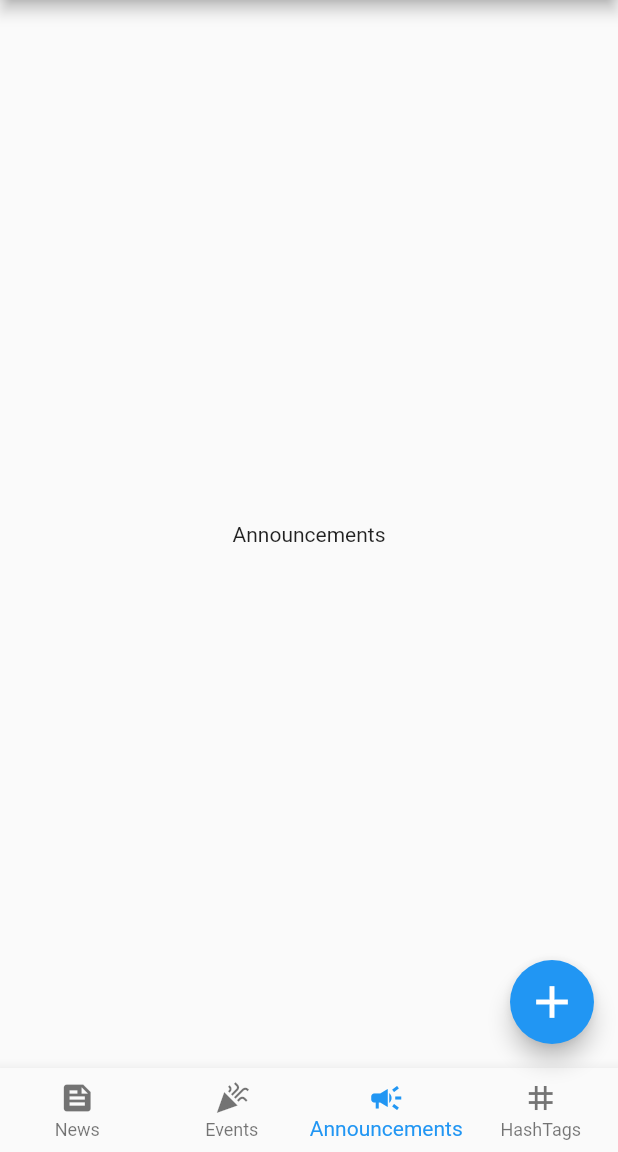
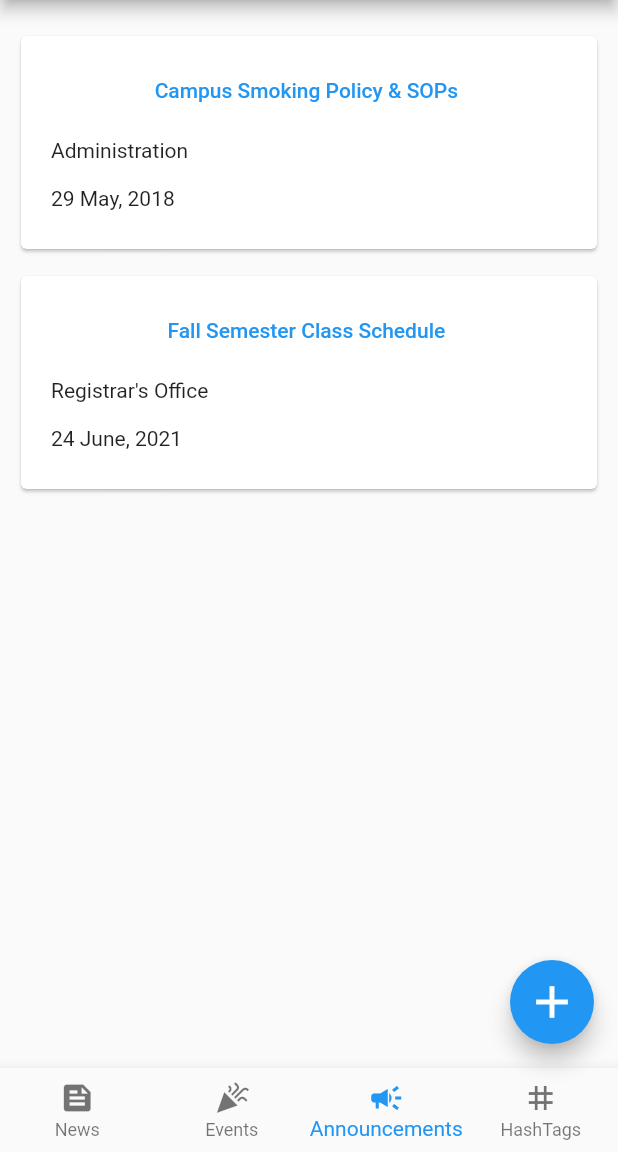
Before and after one commit to uzair9/campus-connect, a Flutter app: the Home screen opened by its route, item 3 of the bottom bar chosen, on a phone screen of 412 x 824 dp, the part 84-1236 px from its top. Run offline on Flutter 3.47's test engine with Material 2 defaults, Android fonts, the phone set to English and light mode, and no system bars; our stand-ins replace flutter_spinkit.

Commit message:
splash + all-posts + single-posts + circleAvatars( )

```diff
--- a/lib/db/local_db.dart
+++ b/lib/db/local_db.dart
@@ -8,28 +8,77 @@ Map database = {
 				'password': '1234'
 			}
 		},
+
 		'news': [
 			{
+				'id': 0,
 				'title': 'LUMS Appoints New Vice Chancellor',
-				'body': 'Prior to his current role as Vice Chancellor LUMS, Dr. Arshad Ahmad served as Vice Provost, Teaching and Learning, and Director of the MacPherson Institute at McMaster University in Canada. He is also Chair of Teaching and Learning Canada, former President of Society for Teaching and Learning in Higher Education and former Vice President of International Consortium of Educational Developers. Dr. Ahmad completed his MBA and later PhD in Educational Psychology at McGill University, won a lifetime 3M National Teaching Fellowship in 1992 and was a professor of finance at Concordia and McMaster Universities. His research interests are in student evaluations of teaching, approaches to teaching, teaching philosophies and student partnerships.',
+				'body': 'Prior to his current role as Vice Chancellor LUMS, Dr. Arshad Ahmad served as Vice Provost, Teaching and Learning, and Director of the MacPherson Institute at McMaster University in Canada. He is also Chair of Teaching and Learning Canada, former President of Society for Teaching and Learning in Higher Education and former Vice President of International Consortium of Educational Developers. Dr. Ahmad completed his MBA and later PhD in Educational Psychology at McGill University, won a lifetime 3M National Teaching Fellowship in 1992 and was a professor of finance at Concordia and McMaster Universities. His research interests are in student evaluations of teaching, approaches to teaching, teaching philosophies and student partnerships',
 				'author': 'LUMS Administration',
 				'date': 'July 11, 2021'
 			},
 			{
+				'id': 1,
 				'title': 'LUMS Facebook Innovation Labs',
 				'body': 'Welcome to Facebook Innovation Lab Pakistan, a tech space for innovation where ideas can grow and flourish.In partnership with Ignite National Technology Fund, we’re building a community driven by the thirst for innovation. Explore our Virtual Reality Lab, which provides support to VR-focused start-ups and opportunities to create positive impact together.The future of Pakistan is bright. Join our community of innovators, and let your start-up make its mark upon our country, then the world',
 				'author': 'LUMS National Incubation Center',
 				'date': 'May 4, 2021'
+			}
+		],
+
+		'events': [
+			{
+				'id': 0,
+				'title': '2021 O-Week Begins!',
+				'author': 'The O-Week Team',
+				'date': 'August 25, 2021',
+				'body': 'We are excited for you to join the vibrant Luminite community that continues to make its mark across the world. O-Week is your first opportunity to experience life at LUMS! This comprehensive orientation programme will give you the opportunity to meet peers and faculty, get a feel of university life, and find out what it means to be a part of this community'
+			},
+			{
+				'id': 1,
+				'title': 'Student Council Elections, 2021',
+				'author': 'LUMS Student Council',
+				'date': 'September 23, 2021',
+				'body': 'LUMS Student Council elections are carried out every year. Each year, participants from all five schools at LUMS, viz. SBASSE, SDSB, MGHSS, SAHSOL and School of Education participate with greate vigour and rigour. This year the elections will be held on 14th of October. All the participants are very much prepared for the event. All participants must submit their documents and their speeches by 1st October. Only the shortlisted candidates will be given a chance to run for the electoral positions in the Student Council',
 			},
 		],
-		'events': [
 
+		'announcements': [
+			{
+				'id': 0,
+				'title': 'Campus Smoking Policy & SOPs',
+				'author': 'Administration',
+				'date': '29 May, 2018',
+				'body': 'There are some rules for smoking in LUMS. For smoking our main objective is to ensure that smoking is confined to designated areas (marked in RED in the picture below).  We are hoping that persuasion rather than penalties will be the main mechanism for achieving our objective, but we want this to be taken seriously.  The penalties for persistent violation of SOPs will be: 1st Violation – Verbal/Written Warning (via email). 2nd Violation – A fine of Rs. 5000/- or 20 hours of community service. 3rd Violation – A fine of Rs. 10,000/- or 40 hours of community service. 4th violation – semester off for students/reporting to Dean or HOD in case of faculty or staff.'
+			},
+			{
+				'id': 1,
+				'title': 'Fall Semester Class Schedule',
+				'author': 'Registrar\'s Office',
+				'date': '24 June, 2021',
+				'body': 'Fall 2021 instructions are planned to be a combination of some classes conducted entirely in-person, and others to have online instruction ONLY. This modality will allow classes to be conducted by following health and safety precautionary measures. Accordingly, the first version of Fall 2021 Class Schedule has been published on RO portal and can be accessed at this given navigation: http://portal.lums.edu.pk/RegistrarOffice > Documents to Download > Course Memo and Schedules'
+			}
 		],
-		'announcements': [
 
-		],
 		'hashtags': [
-
+			{
+				'id': 0,
+				'title': '#OpenLUMS',
+				'author': 'Samina Malik',
+				'date': 'July 12, 2021',
+				'body': 'LUMS students want their university to be opened. As all the other universities are opening up, why is LUMS still closed? If students can follow SOPs at other universities and take in-person lectures, why can\'t we?',
+				'agree': 764,
+				'disagree': 3
+			},
+			{
+				'id': 1,
+				'title': '#ReduceFees',
+				'author': 'Khadija A\'wan',
+				'date': 'July 17, 2021',
+				'body': 'I am not ready to believe that LUMS is charging us the same amount of money for making us sit in front of stupid Zoom. The administration tells us that they are losing money during COVID-19. However, no lab equipment, ACs, water, gas and hostel electric equipment is being used these days. How can a university lose money in such a scenario? This is just impossible. We demand reduction in our fee or the opening of campus!',
+				'agree': 798,
+				'disagree': 21
+			},
 		]
 	}
 };
--- a/lib/main.dart
+++ b/lib/main.dart
@@ -3,13 +3,17 @@ import 'package:campus_connect/pages/home.dart';
 import 'package:campus_connect/pages/signin.dart';
 import 'package:campus_connect/pages/my_account.dart';
 import 'package:campus_connect/pages/about_us.dart';
+import 'package:campus_connect/pages/splash.dart';
+import 'package:campus_connect/pages/single_post.dart';
 
 void main() => runApp(MaterialApp(
 	// initialRoute: '/home',
 	routes: {
-		'/': (context) => const SignIn(),
+		'/': (context) => const Splash(),
+		'/signin': (context) => const SignIn(),
 		'/home': (context) => const Home(),
 		'/account': (context) => const Account(),
 		'/about': (context) => const About(),
+		'/singleNews': (context) => const SingleNews(),
 	},
 ));
--- a/lib/pages/all_announcements.dart
+++ /dev/null
@@ -1,15 +0,0 @@
-import 'package:flutter/material.dart';
-
-class Announcements extends StatelessWidget {
-	const Announcements({ Key? key }) : super(key: key);
-
-	@override
-	Widget build(BuildContext context) {
-		return(const Scaffold(
-			body: Center(
-				child: Text('Announcements')
-			),
-		)
-		);
-	}
-}
--- /dev/null
+++ b/lib/pages/all_posts.dart
@@ -0,0 +1,42 @@
+import 'package:flutter/material.dart';
+import 'package:campus_connect/db/local_db.dart';
+import 'package:campus_connect/widgets/card_widget.dart';
+
+class AllPosts extends StatelessWidget {
+	const AllPosts({
+		Key? key,
+		required this.postType,
+		}) : super(key: key);
+
+	final postType;
+
+	@override
+	Widget build(BuildContext context) {
+		if (postType != 'hashtags') {
+			return(Scaffold(
+				body: SingleChildScrollView(
+					child: Padding(
+						padding: EdgeInsets.fromLTRB(0, 10, 0, 10),
+						child: Wrap(
+								direction: Axis.horizontal,
+								children: database['campusConnect'][postType].map<Widget>( (item) =>
+									CustomCard( title: item['title'], body: item['body'], author: item['author'], agree: 0, disagree: 0, date: item['date'], postType: postType, )).toList()
+							),
+					),
+				),
+			));
+		}
+		return(Scaffold(
+			body: SingleChildScrollView(
+				child: Padding(
+					padding: EdgeInsets.fromLTRB(0, 10, 0, 10),
+					child: Wrap(
+							direction: Axis.horizontal,
+							children: database['campusConnect'][postType].map<Widget>( (item) =>
+								CustomCard( title: item['title'], body: item['body'], author: item['author'], date: item['date'], agree: item['agree'], disagree: item['disagree'], postType: postType, )).toList()
+						),
+				),
+			),
+		));
+	}
+}
--- a/lib/pages/home.dart
+++ b/lib/pages/home.dart
@@ -1,9 +1,6 @@
 import 'package:flutter/material.dart';
 import 'package:campus_connect/widgets/drawer_widget.dart';
-import 'package:campus_connect/pages/all_news.dart';
-import 'package:campus_connect/pages/all_events.dart';
-import 'package:campus_connect/pages/all_hashtags.dart';
-import 'package:campus_connect/pages/all_announcements.dart';
+import 'package:campus_connect/pages/all_posts.dart';
 
 class Home extends StatefulWidget {
 	const Home({ Key? key }) : super(key: key);
@@ -15,15 +12,21 @@ class Home extends StatefulWidget {
 class _HomeState extends State<Home> {
 	int currentTab = 0;
 	String tabName = 'News';
-  final List<Widget> childrenList = [ const News(), const Events(), const Announcements(), const HashTags() ];
+
+	final List <Widget> widgetList =
+	[
+		const AllPosts(postType: 'news'),
+		const AllPosts(postType: 'events'),
+		const AllPosts(postType: 'announcements'),
+		const AllPosts(postType: 'hashtags')
+	];
+
+	final List<String> allTabNames = ['News', 'Events', 'Announcements', '#HashTags'];
 
 	void onTabTapped(int index) {
-   setState(() {
-     currentTab = index;
-		 if (index == 0) tabName = 'News';
-		 if (index == 1) tabName = 'Events';
-		 if (index == 2) tabName = 'Announcements';
-		 if (index == 3) tabName = '#HashTags';
+		setState(() {
+			currentTab = index;
+			tabName = allTabNames[currentTab];
 		});
  	}
 
@@ -38,6 +41,7 @@ class _HomeState extends State<Home> {
 				type: BottomNavigationBarType.fixed,
 				currentIndex: currentTab,
 				onTap: onTabTapped, // automatically passes the index to the function
+
 				items: const [
 					BottomNavigationBarItem(
 						icon: Icon(Icons.feed),
@@ -58,7 +62,8 @@ class _HomeState extends State<Home> {
 				],
 			),
 			drawer: const CustomDrawer(),
-			body: childrenList[currentTab],
+
+			body: widgetList[currentTab],
 			floatingActionButton: FloatingActionButton(
 				onPressed: () => {},
 				child: const Icon(
--- a/lib/widgets/card_widget.dart
+++ b/lib/widgets/card_widget.dart
@@ -1,16 +1,21 @@
 import 'package:flutter/material.dart';
 
 class CustomCard extends StatelessWidget {
+
 	const CustomCard({
     Key? key,
     required this.title, required this.body,
     required this.author, required this.date,
+		required this.postType, required this.agree,
+		required this.disagree
   }) : super(key: key);
 
-  final String title, body, author, date;
+  final String title, body, author, date, postType;
+	final int agree, disagree;
 
   @override
   Widget build(BuildContext context) {
+		if (postType != 'hashtags') {
 			return Padding(
 				padding: const EdgeInsets.fromLTRB(10, 10, 10, 0.0),
 				child: (Card(
@@ -19,13 +24,69 @@ class CustomCard extends StatelessWidget {
 						child: Column(
 							crossAxisAlignment: CrossAxisAlignment.stretch,
 							children: [
-							Text('$title \n'),
+								TextButton(
+									onPressed: () => Navigator.pushNamed(context, '/singleNews', arguments: {
+										'title': title,
+										'date': date,
+										'author': author,
+										'body': body
+									}),
+									child: Text('$title \n'),
+								),
 								Text('$author \n'),
 								Text('$date \n'),
 							],
 						),
-				)
+					),
 				)),
 			);
 		}
+		else if (postType == 'hashtags') {
+			return Padding(
+				padding: const EdgeInsets.fromLTRB(10, 10, 10, 0.0),
+				child: (Card(
+					child: Padding(
+						padding: const EdgeInsets.fromLTRB(20, 20, 20, 10),
+						child: Column(
+							crossAxisAlignment: CrossAxisAlignment.stretch,
+							children: [
+								TextButton(
+									onPressed: () => Navigator.pushNamed(context, '/singleNews', arguments: {
+										'title': title,
+										'date': date,
+										'author': author,
+										'body': body
+									}),
+									child: Text('$title \n'),
+								),
+								Text('$author \n'),
+								Text('$date \n'),
+								Row(
+									mainAxisAlignment: MainAxisAlignment.center,
+									children: [
+										Row(
+											children: [
+												Icon(Icons.thumb_up, color: Colors.green,),
+												SizedBox(width: 10.0),
+												Text('$agree')
+											],
+										),
+										SizedBox(width: 15.0),
+										Row(
+											children: [
+												Icon(Icons.thumb_down, color: Colors.red),
+												SizedBox(width: 10.0),
+												Text('$disagree')
+											],
+										),
+									],
+								)
+							],
+						),
+					),
+				)),
+			);
 		}
+		return Container();
+	}
+}
--- a/pubspec.yaml
+++ b/pubspec.yaml
@@ -34,6 +34,7 @@ dependencies:
   # The following adds the Cupertino Icons font to your application.
   # Use with the CupertinoIcons class for iOS style icons.
   cupertino_icons: ^1.0.2
+  flutter_spinkit: ^5.0.0
   # firebase_auth: ^2.0.0
   # cloud_firestore: ^2.3.0
 
@@ -59,8 +60,8 @@ flutter:
   uses-material-design: true
 
   # To add assets to your application, add an assets section, like this:
-  # assets:
-  #   - images/a_dot_burr.jpeg
+  assets:
+    - assets/images/
   #   - images/a_dot_ham.jpeg
 
   # An image asset can refer to one or more resolution-specific "variants", see
```
Also changed, not shown: lib/pages/all_events.dart (deleted, +0 -15 lines), lib/pages/all_hashtags.dart (deleted, +0 -15 lines), lib/pages/all_news.dart (deleted, +0 -17 lines), lib/pages/signin.dart (+13 -3 lines), lib/pages/single_post.dart (added, +55 -0 lines), lib/pages/splash.dart (+38 -0 lines), lib/widgets/drawer_widget.dart (+6 -4 lines), assets/images/logo.png (added), pubspec.lock, 4 other files. Lines whose indentation alone changed are shown as unchanged.
